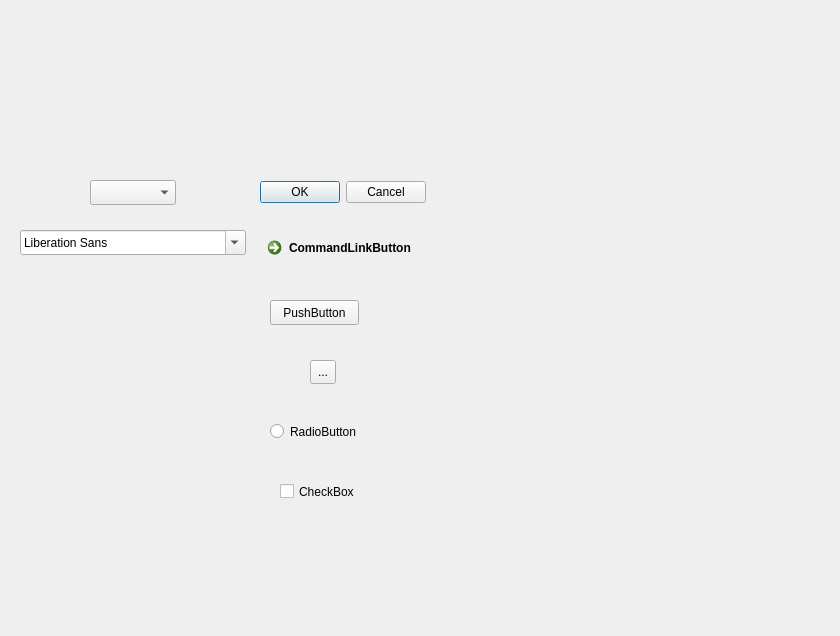
Above: code/0.qtTest/qtTest/widget.ui from vistar-terry/Qt-Learning before the change. Below: the same form after it.
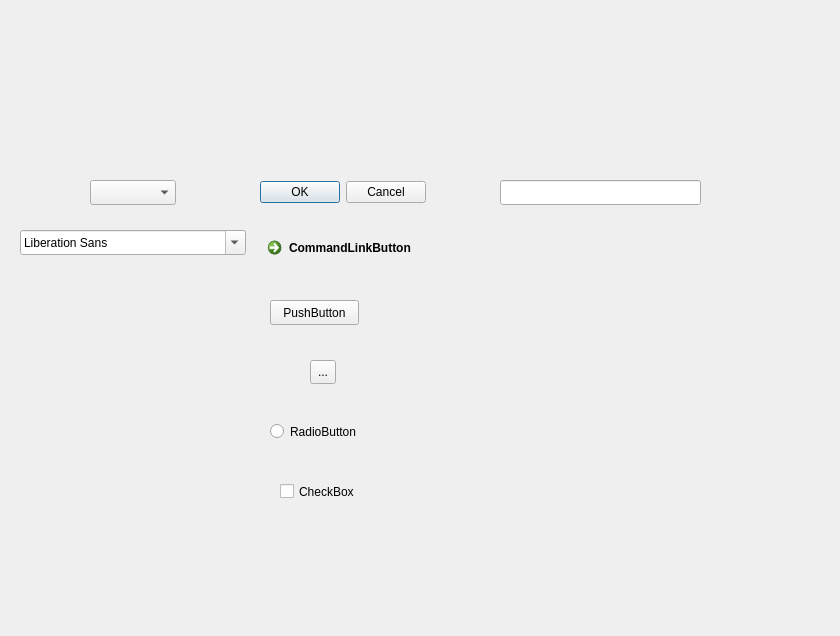
That is the form after the change.

The edit to the form file:
```diff
--- a/code/0.qtTest/qtTest/widget.ui
+++ b/code/0.qtTest/qtTest/widget.ui
@@ -91,22 +91,11 @@
     <string>CheckBox</string>
    </property>
   </widget>
-  <widget class="QWidget" name="verticalLayoutWidget">
-   <property name="geometry">
-    <rect>
-     <x>540</x>
-     <y>110</y>
-     <width>160</width>
-     <height>80</height>
-    </rect>
-   </property>
-   <layout class="QVBoxLayout" name="verticalLayout"/>
-  </widget>
   <widget class="QWidget" name="formLayoutWidget">
    <property name="geometry">
     <rect>
-     <x>470</x>
-     <y>320</y>
+     <x>50</x>
+     <y>300</y>
      <width>160</width>
      <height>80</height>
     </rect>
@@ -133,6 +122,16 @@
     </rect>
    </property>
   </widget>
+  <widget class="QLineEdit" name="lineEdit">
+   <property name="geometry">
+    <rect>
+     <x>500</x>
+     <y>180</y>
+     <width>201</width>
+     <height>25</height>
+    </rect>
+   </property>
+  </widget>
  </widget>
  <resources/>
  <connections/>
```
